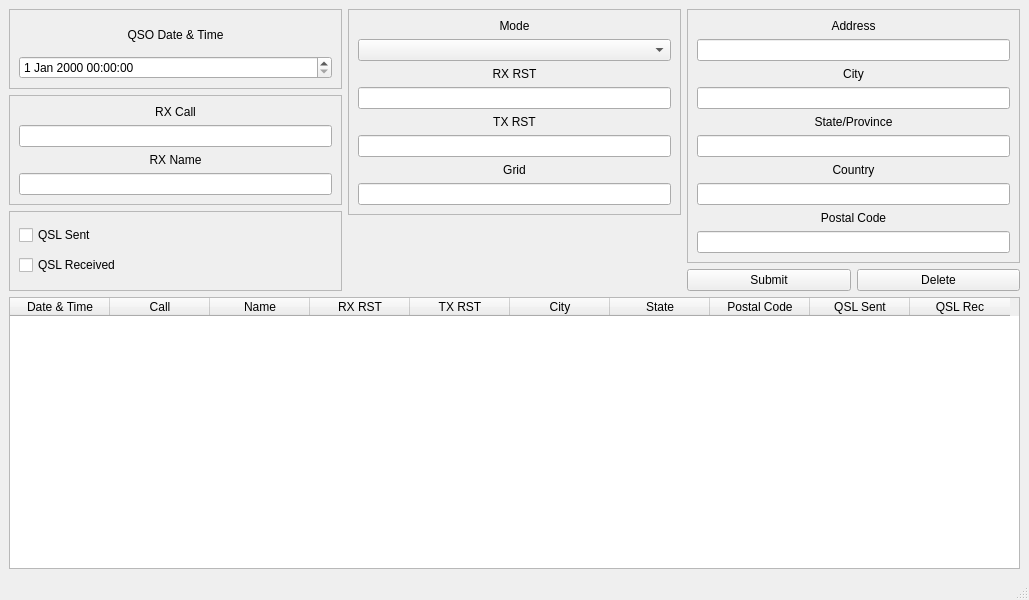
The window that ui/mainwindow.ui (minorsecond/MiniHamLog) describes before a commit, drawn with Qt 5.
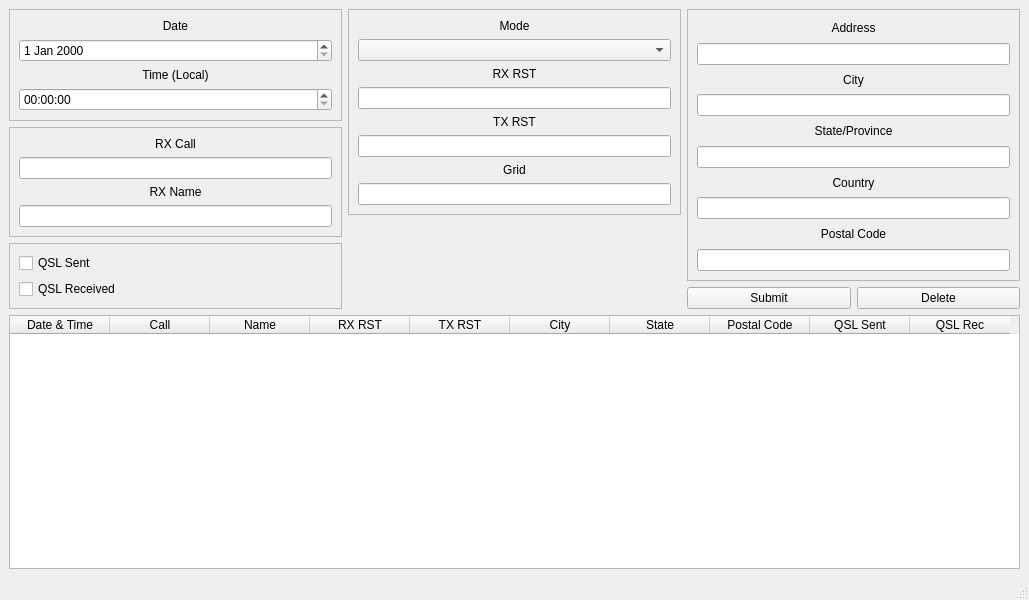
The same window after the commit.

Commit message: Separate date & time inputs

Patch:
```diff
--- a/ui/mainwindow.ui
+++ b/ui/mainwindow.ui
@@ -31,12 +31,25 @@
             </property>
             <layout class="QGridLayout" name="gridLayout_7">
              <item row="1" column="0">
-              <widget class="QDateTimeEdit" name="dateTimeInput"/>
+              <widget class="QDateEdit" name="qsoDateInput"/>
              </item>
              <item row="0" column="0">
               <widget class="QLabel" name="label_8">
                <property name="text">
-                <string>QSO Date &amp; Time</string>
+                <string>Date</string>
+               </property>
+               <property name="alignment">
+                <set>Qt::AlignCenter</set>
+               </property>
+              </widget>
+             </item>
+             <item row="3" column="0">
+              <widget class="QTimeEdit" name="qsoTimeInput"/>
+             </item>
+             <item row="2" column="0">
+              <widget class="QLabel" name="timeLabel">
+               <property name="text">
+                <string>Time (Local)</string>
                </property>
                <property name="alignment">
                 <set>Qt::AlignCenter</set>
```
Left out of the diff: 22 changed lines with no effect on the pictures. The commit also changes 1 other file.
